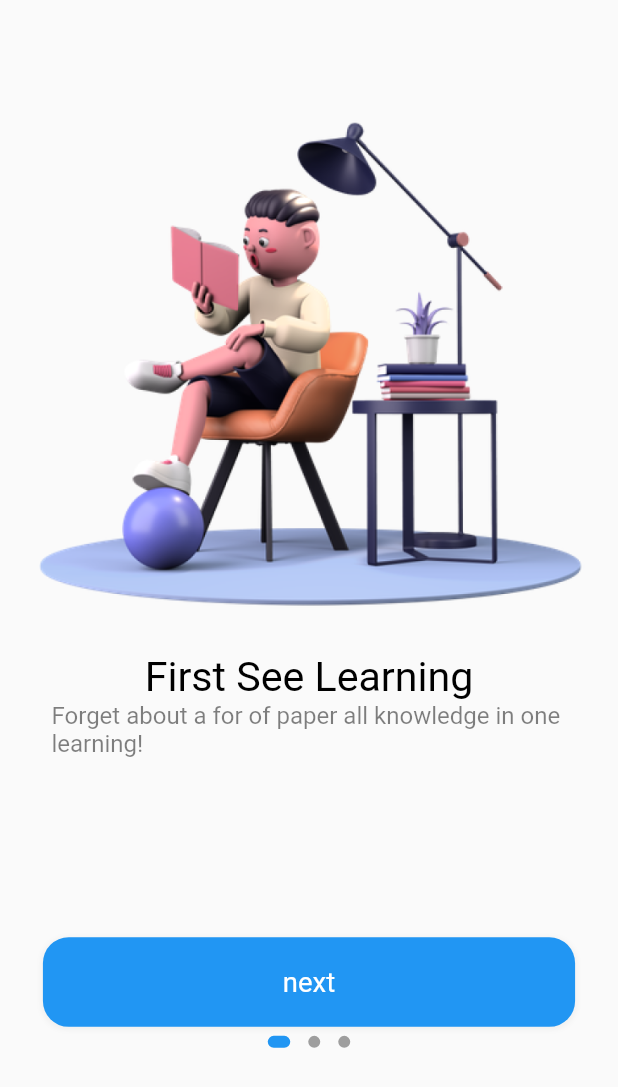
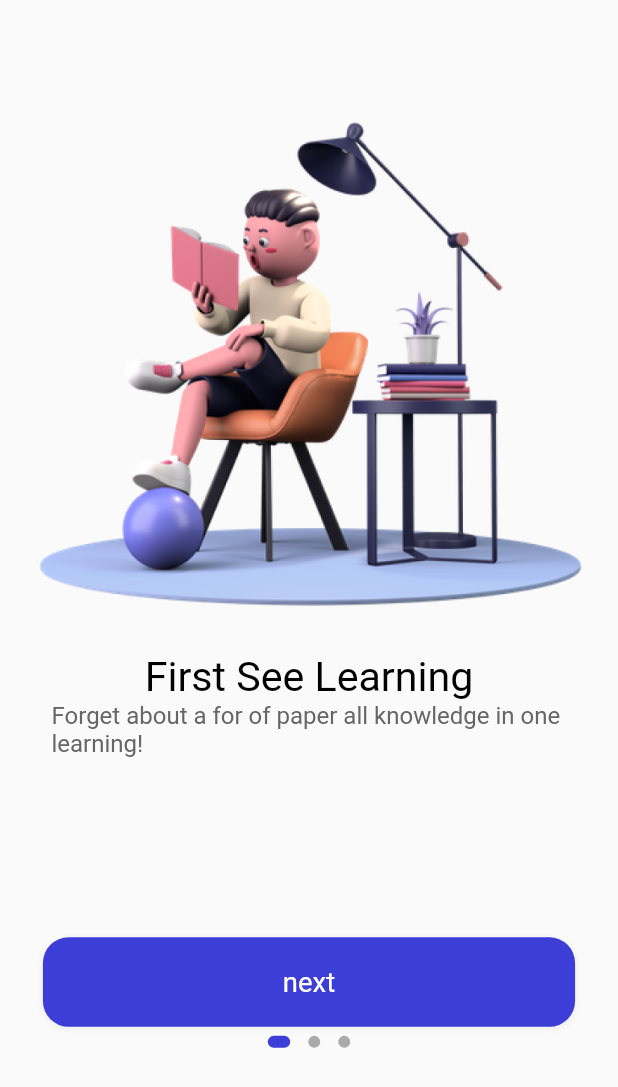
Before and after one commit to woong12/ulearning_app, a Flutter app: the screen it shows after launch, on a phone screen of 412 x 824 dp. Shown: the top 1087 px of the screen. Run offline on Flutter 3.47's test engine with Material 2 defaults, Android fonts, the phone set to English and light mode, and no system bars; drawn by our look-alikes of dots_indicator; our stand-ins replace cloud_firestore, flutter_bloc, flutter_screenutil; accounts and stored records are empty.

Commit message:
primary color

```diff
--- /dev/null
+++ b/lib/common/values/colors.dart
@@ -0,0 +1,38 @@
+import 'dart:ui';
+
+class AppColors {
+  /// white background
+  static const Color primaryBackground = Color.fromARGB(255, 255, 255, 255);
+
+  /// grey background
+  static const Color primarySecondaryBackground =
+      Color.fromARGB(255, 247, 247, 249);
+
+  /// main widget color blue
+  static const Color primaryElement = Color.fromARGB(255, 61, 61, 216);
+
+  /// main text color black
+  static const Color primaryText = Color.fromARGB(255, 0, 0, 0);
+
+  // video background color
+  static const Color primary_bg = Color.fromARGB(210, 32, 47, 62);
+
+  /// main widget text color white
+  static const Color primaryElementText = Color.fromARGB(255, 255, 255, 255);
+
+  // main widget text color grey
+  static const Color primarySecondaryElementText =
+      Color.fromARGB(255, 102, 102, 102);
+
+  // main widget third color grey
+  static const Color primaryThirdElementText =
+      Color.fromARGB(255, 170, 170, 170);
+
+  static const Color primaryFourthElementText =
+      Color.fromARGB(255, 204, 204, 204);
+
+  //state color
+  static const Color primaryElementStatus = Color.fromARGB(255, 88, 174, 127);
+
+  static const Color primaryElementBg = Color.fromARGB(255, 238, 121, 99);
+}
--- a/lib/pages/welcome/welcome.dart
+++ b/lib/pages/welcome/welcome.dart
@@ -2,6 +2,7 @@ import 'package:dots_indicator/dots_indicator.dart';
 import 'package:flutter/material.dart';
 import 'package:flutter_bloc/flutter_bloc.dart';
 import 'package:flutter_screenutil/flutter_screenutil.dart';
+import 'package:ulearning_app/common/values/colors.dart';
 import 'package:ulearning_app/pages/welcome/bloc/welcome_blocs.dart';
 import 'package:ulearning_app/pages/welcome/bloc/welcome_events.dart';
 
@@ -72,8 +73,8 @@ class _WelcomeState extends State<Welcome> {
                       dotsCount: 3,
                       mainAxisAlignment: MainAxisAlignment.center,
                       decorator: DotsDecorator(
-                        color: Colors.grey,
-                        activeColor: Colors.blue,
+                        color: AppColors.primaryThirdElementText,
+                        activeColor: AppColors.primaryElement,
                         size: const Size.square(8.0),
                         activeSize: const Size(15.0, 8.0),
                         activeShape: RoundedRectangleBorder(
@@ -113,7 +114,7 @@ class _WelcomeState extends State<Welcome> {
           child: Text(
             title,
             style: TextStyle(
-              color: Colors.black,
+              color: AppColors.primaryText,
               fontSize: 24.sp,
               fontWeight: FontWeight.normal,
             ),
@@ -128,7 +129,7 @@ class _WelcomeState extends State<Welcome> {
           child: Text(
             subTitle,
             style: TextStyle(
-              color: Colors.black.withOpacity(0.5),
+              color: AppColors.primarySecondaryElementText,
               fontSize: 14.sp,
               fontWeight: FontWeight.normal,
             ),
@@ -162,7 +163,7 @@ class _WelcomeState extends State<Welcome> {
             width: 325.w,
             height: 50.h,
             decoration: BoxDecoration(
-              color: Colors.blue,
+              color: AppColors.primaryElement,
               borderRadius: BorderRadius.all(
                 Radius.circular(15.w),
               ),
```
Also changed, not shown: lib/pages/sign_in/widgets/sign_in_widget.dart (+24 -11 lines), 3 other files.
